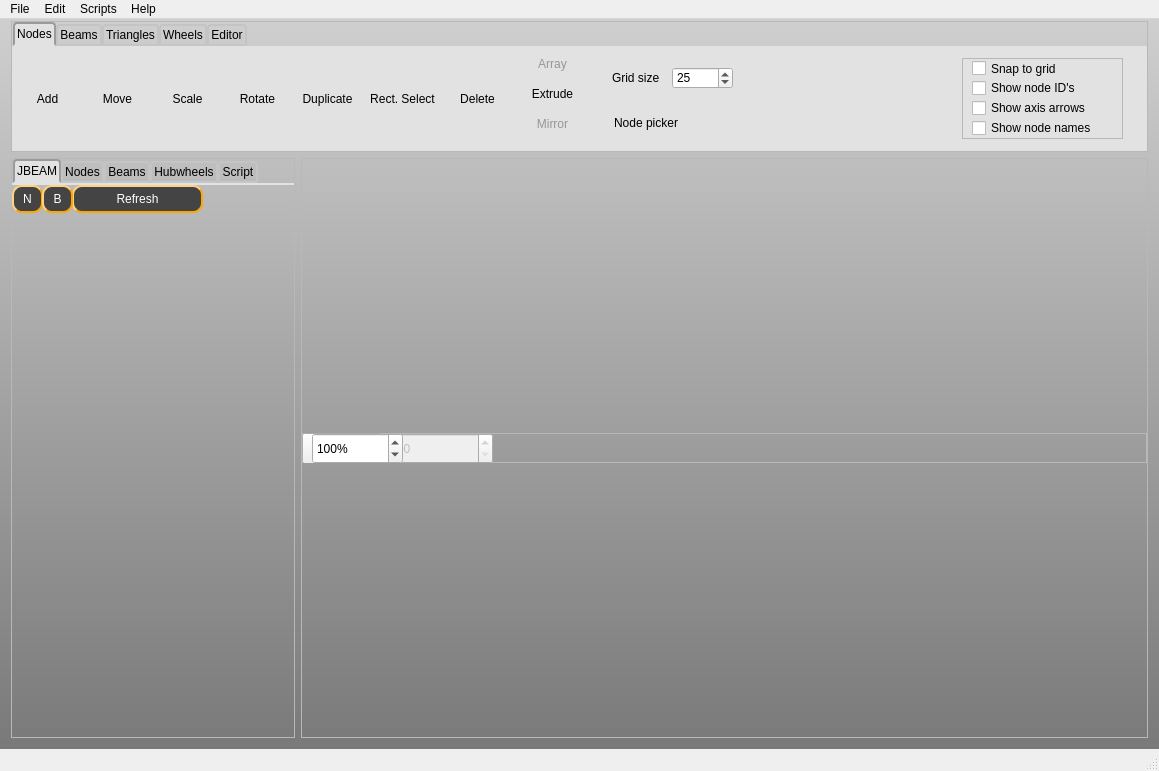
Old version of the form source/mainwindow.ui in the repository RORMasa/NodeBeamEditor.
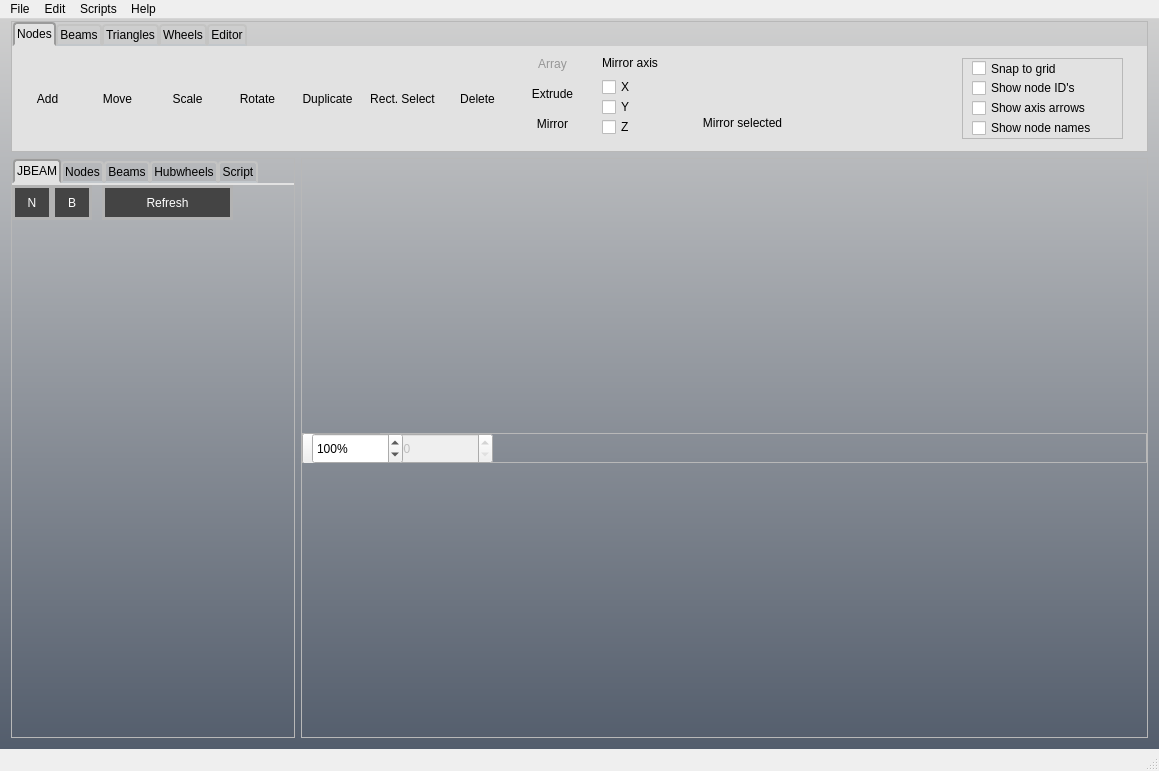
New version of the form. The open tabs and pages were chosen to show the change. Icons and pictures are not drawn.

Commit message:
Deleted old content, added mirror tool.
Deleted old files from the project and added a mirror tool. Tweaked the
style slightly. Made triangle drawing double sided like in the game,
with two colors; green and red. Fixed orthographic view clipping
distance problem.

What changed in the file:
```diff
--- a/source/mainwindow.ui
+++ b/source/mainwindow.ui
@@ -41,7 +41,10 @@
   <widget class="QWidget" name="centralWidget">
    <property name="styleSheet">
     <string notr="true">QWidget#centralWidget {
-	background-color: qlineargradient(spread:pad, x1:0, y1:1, x2:0, y2:0, stop:0 rgba(121, 121, 121, 255), stop:1 rgba(207, 207, 207, 255));
+/*	background-color: qlineargradient(spread:pad, x1:0, y1:1, x2:0, y2:0, stop:0 rgba(121, 121, 121, 255), stop:1 rgba(207, 207, 207, 255));
+*/
+background-color: qlineargradient(spread:pad, x1:0, y1:1, x2:0, y2:0, stop:0  rgba(83, 93, 108, 255), stop:1 rgba(207, 207, 207, 255));
+
 
 }
 QToolButton {
@@ -82,13 +85,12 @@
 }
 QPushButton {
 	background-color: rgb(68, 68, 68);
-     border-style: outset;
-     border-width: 2px;
-     border-radius: 10px;
-     border-color: orange;
+     border-style: solid;
+     border-width: 3px;
+     border-radius: 0px;
+     border-color: #B3B3B3;
      font:  12px;
-	
-	color: rgb(255, 255, 255);
+	 color: rgb(255, 255, 255);
      padding: 6px;
 }
  QPushButton:checked {
@@ -103,7 +105,7 @@
 	background-color: rgb(68, 68, 68);
      border-style: outset;
      border-width: 2px;
-     border-radius: 10px;
+     border-radius: 0px;
      border-color: grey;
      font:  12px;
 	
@@ -535,7 +537,7 @@
           </widget>
           <widget class="QToolButton" name="toolButton_15">
            <property name="enabled">
-            <bool>false</bool>
+            <bool>true</bool>
            </property>
            <property name="geometry">
             <rect>
@@ -548,6 +550,9 @@
            <property name="text">
             <string>Mirror</string>
            </property>
+           <property name="checkable">
+            <bool>true</bool>
+           </property>
           </widget>
           <widget class="QToolButton" name="toolButton_16">
            <property name="enabled">
@@ -1278,6 +1283,73 @@
              </property>
             </widget>
            </widget>
+           <widget class="QWidget" name="page_7">
+            <widget class="QLabel" name="label_22">
+             <property name="geometry">
+              <rect>
+               <x>10</x>
+               <y>0</y>
+               <width>101</width>
+               <height>31</height>
+              </rect>
+             </property>
+             <property name="text">
+              <string>Mirror axis</string>
+             </property>
+            </widget>
+            <widget class="QToolButton" name="toolButton_32">
+             <property name="geometry">
+              <rect>
+               <x>100</x>
+               <y>60</y>
+               <width>101</width>
+               <height>31</height>
+              </rect>
+             </property>
+             <property name="text">
+              <string>Mirror selected</string>
+             </property>
+            </widget>
+            <widget class="QCheckBox" name="checkBox_mirrorx">
+             <property name="geometry">
+              <rect>
+               <x>10</x>
+               <y>30</y>
+               <width>81</width>
+               <height>20</height>
+              </rect>
+             </property>
+             <property name="text">
+              <string>X</string>
+             </property>
+            </widget>
+            <widget class="QCheckBox" name="checkBox_mirrory">
+             <property name="geometry">
+              <rect>
+               <x>10</x>
+               <y>50</y>
+               <width>81</width>
+               <height>20</height>
+              </rect>
+             </property>
+             <property name="text">
+              <string>Y</string>
+             </property>
+            </widget>
+            <widget class="QCheckBox" name="checkBox_mirrorz">
+             <property name="geometry">
+              <rect>
+               <x>10</x>
+               <y>70</y>
+               <width>81</width>
+               <height>20</height>
+              </rect>
+             </property>
+             <property name="text">
+              <string>Z</string>
+             </property>
+            </widget>
+           </widget>
           </widget>
          </widget>
          <widget class="QWidget" name="tab_2">
@@ -1699,18 +1771,32 @@
                <property name="minimumSize">
                 <size>
                  <width>0</width>
-                 <height>30</height>
+                 <height>37</height>
                 </size>
                </property>
+               <property name="font">
+                <font>
+                 <weight>50</weight>
+                 <bold>false</bold>
+                </font>
+               </property>
                <widget class="QPushButton" name="pushButton_3">
                 <property name="geometry">
                  <rect>
-                  <x>60</x>
+                  <x>90</x>
                   <y>0</y>
                   <width>131</width>
-                  <height>28</height>
+                  <height>35</height>
                  </rect>
                 </property>
+                <property name="font">
+                 <font>
+                  <pointsize>-1</pointsize>
+                  <weight>50</weight>
+                  <italic>false</italic>
+                  <bold>false</bold>
+                 </font>
+                </property>
                 <property name="toolTip">
                  <string>&lt;html&gt;&lt;head/&gt;&lt;body&gt;&lt;p&gt;Refresh the editor and jbeam widget, after moving, scaling or rotating or after editing the contents inside the box.&lt;/p&gt;&lt;/body&gt;&lt;/html&gt;</string>
                 </property>
@@ -1723,8 +1809,8 @@
                  <rect>
                   <x>0</x>
                   <y>0</y>
-                  <width>31</width>
-                  <height>28</height>
+                  <width>40</width>
+                  <height>35</height>
                  </rect>
                 </property>
                 <property name="toolTip">
@@ -1737,10 +1823,10 @@
                <widget class="QPushButton" name="pushButton_SetBeamCursor">
                 <property name="geometry">
                  <rect>
-                  <x>30</x>
+                  <x>40</x>
                   <y>0</y>
-                  <width>31</width>
-                  <height>28</height>
+                  <width>40</width>
+                  <height>35</height>
                  </rect>
                 </property>
                 <property name="toolTip">
```
Left out of the diff: 3 changed lines with no effect on the pictures. The commit also changes 27 other files.
